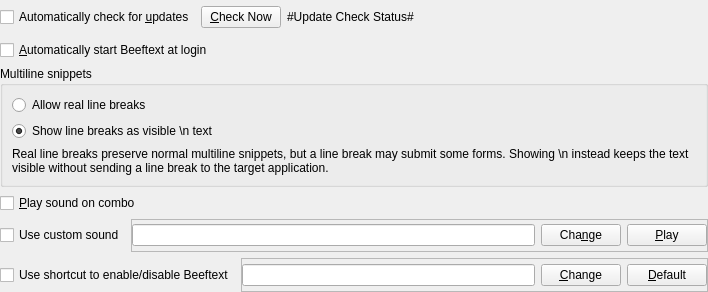
Qt form Beeftext/Preferences/Panes/PrefPaneBehavior.ui (jubalslone/Beeftext) before a commit.
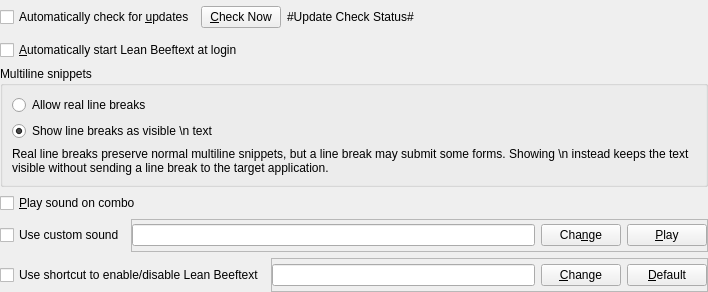
The same form after that commit.

Commit message: Finish Lean Beeftext 1.0 product branding

The edit to the form file:
```diff
--- a/Beeftext/Preferences/Panes/PrefPaneBehavior.ui
+++ b/Beeftext/Preferences/Panes/PrefPaneBehavior.ui
@@ -54,7 +54,7 @@
    <item>
    <widget class="QCheckBox" name="checkAutoStart">
      <property name="text">
-      <string>&amp;Automatically start Beeftext at login</string>
+      <string>&amp;Automatically start Lean Beeftext at login</string>
      </property>
     </widget>
    </item>
@@ -168,7 +168,7 @@
      <item>
       <widget class="QCheckBox" name="checkAppEnableDisable">
        <property name="text">
-        <string>Use shortcut to enable/disable Beeftext</string>
+        <string>Use shortcut to enable/disable Lean Beeftext</string>
        </property>
       </widget>
      </item>
```
The commit also changes 37 other files.
